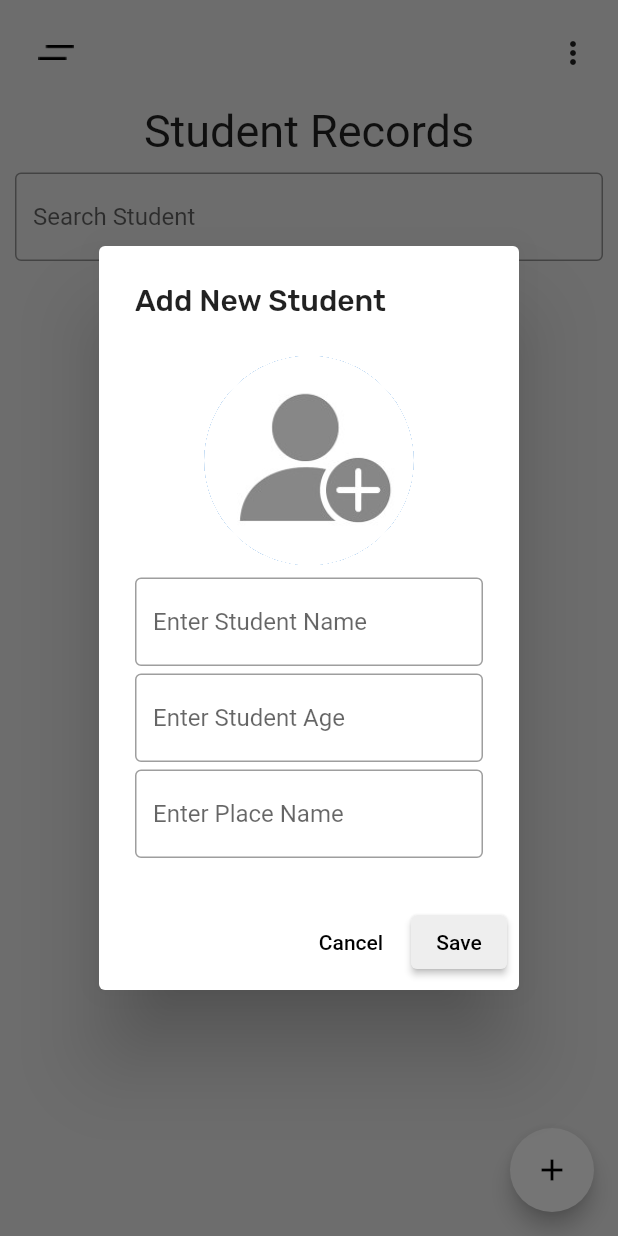
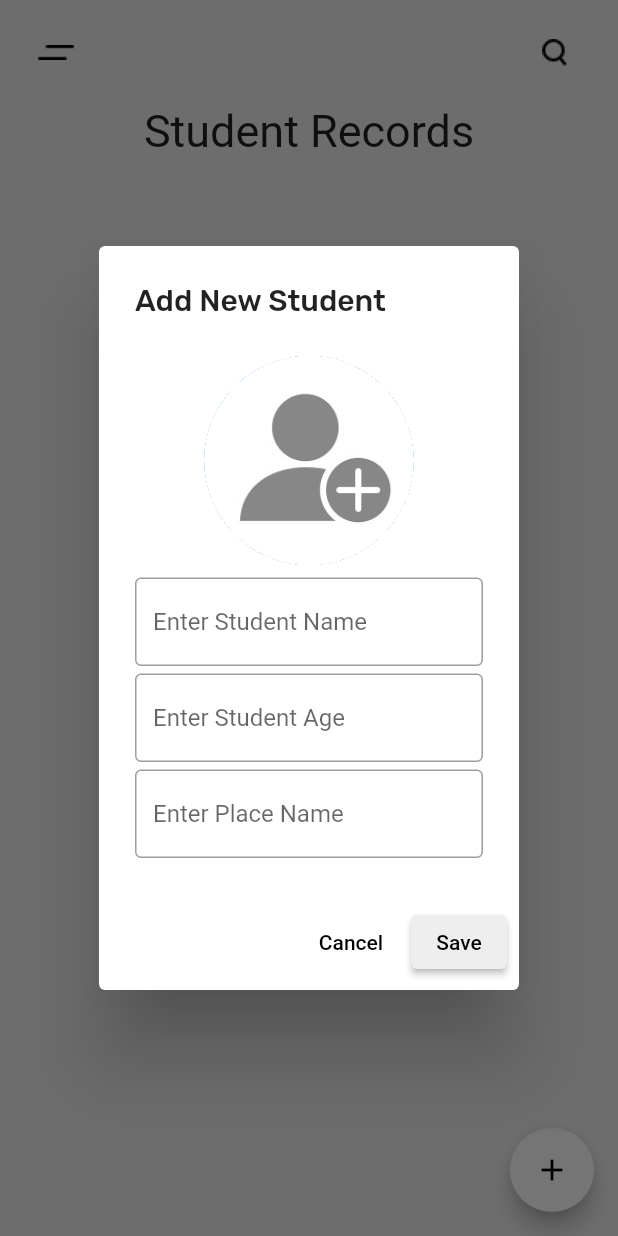
Before and after one commit to fasil721/Student_Managment_App-GetX-Hive, a Flutter app: the screen it shows after launch, after a tap on the "add" icon, on a phone screen of 412 x 824 dp. Run offline on Flutter 3.47's test engine with Material 2 defaults, Android fonts, the phone set to English and light mode, and no system bars; our stand-ins replace get, google_fonts, hive, hive_flutter, image_picker; accounts and stored records are empty; Roboto replaces fonts that are missing (Recursive).

Commit message:
getx added in student editing

```diff
--- a/lib/controllers.dart/student_controller.dart
+++ b/lib/controller/student_controller.dart
@@ -1,7 +1,5 @@
 import 'dart:convert';
-import 'dart:io';
 import 'dart:typed_data';
-
 import 'package:get/get.dart';
 import 'package:hive_flutter/adapters.dart';
 import 'package:image_picker/image_picker.dart';
@@ -10,13 +8,10 @@ import 'package:student_records/database/record_adapter.dart';
 
 class StudentController extends GetxController {
   Box<Record> box = Boxes.getInstance();
-  Record? student;
-  File? image;
   Uint8List? imageBytes;
-  dynamic path;
   String searchText = "";
 
-  addStudent(title, age, place, pic) {
+  addStudent(String title, int age, String place, pic) {
     box.add(
       Record(title, age, place, pic),
     );
@@ -33,15 +28,12 @@ class StudentController extends GetxController {
     update();
   }
 
-  dynamic pickImage(ImageSource source,pic) async {
-
+  dynamic pickImage(ImageSource source) async {
+    dynamic pic;
     final image = await ImagePicker().pickImage(source: source);
     if (image != null) {
       imageBytes = await image.readAsBytes();
       pic = base64Encode(imageBytes!);
-    }
-    if (image != null) {
-      path = image.path;
     }
     update();
     return pic;
--- a/lib/database/box_instance.dart
+++ b/lib/database/box_instance.dart
@@ -5,7 +5,6 @@ class Boxes {
   static Box<Record>? _box;
 
   static Box<Record> getInstance() {
-    _box ??= Hive.box('records');
-    return _box!;
+    return _box ??= Hive.box('records');
   }
 }
--- a/lib/database/record_adapter.dart
+++ b/lib/database/record_adapter.dart
@@ -5,11 +5,11 @@ part 'record_adapter.g.dart';
 @HiveType(typeId: 1)
 class Record extends HiveObject {
   @HiveField(0)
-  dynamic title;
+  String? title;
   @HiveField(1)
-  dynamic age;
+  int? age;
   @HiveField(2)
-  dynamic place;
+  String? place;
   @HiveField(3)
   dynamic pic;
 
--- a/lib/main.dart
+++ b/lib/main.dart
@@ -1,6 +1,6 @@
 import 'package:flutter/material.dart';
 import 'package:get/get.dart';
-import 'package:student_records/controllers.dart/student_controller.dart';
+import 'package:student_records/controller/student_controller.dart';
 import 'package:student_records/pages/home_page.dart';
 import 'package:hive_flutter/hive_flutter.dart';
 import 'package:student_records/database/record_adapter.dart';
--- a/lib/pages/home_page.dart
+++ b/lib/pages/home_page.dart
@@ -3,16 +3,18 @@ import 'dart:typed_data';
 import 'package:get/get.dart';
 import 'package:flutter/material.dart';
 import 'package:google_fonts/google_fonts.dart';
+import 'package:student_records/controller/student_controller.dart';
+import 'package:student_records/database/record_adapter.dart';
+import 'package:student_records/pages/search_page.dart';
 import 'package:student_records/widgets/add_record.dart';
 import 'package:student_records/pages/student_detials.dart';
-import 'package:student_records/database/record_adapter.dart';
-import 'package:student_records/controllers.dart/student_controller.dart';
 
-// ignore: use_key_in_widget_constructors, must_be_immutable
 class HomePage extends StatelessWidget {
   final formkey = GlobalKey<FormState>();
   final studentController = Get.find<StudentController>();
-  dynamic title, age, place, pic;
+  String? title, place;
+  dynamic pic;
+  int? age;
   Uint8List? imageBytes;
   @override
   Widget build(BuildContext context) {
@@ -27,28 +29,6 @@ class HomePage extends StatelessWidget {
           context: context,
           builder: (context) => Addrecord(),
         ),
-        // onPressed: () => Get.defaultDialog(
-        //   title: "Add New Student",
-        //   content: Form(
-        //     key: formkey,
-        //     child: Column(
-        //       children: <Widget>[
-        //         const SizedBox(height: 5),
-        //         profileImage(pic),
-        //         const SizedBox(height: 8),
-        //         buildName(),
-        //         const SizedBox(height: 5),
-        //         buildAge(),
-        //         const SizedBox(height: 5),
-        //         buildPlace(),
-        //       ],
-        //     ),
-        //   ),
-        //   actions: <Widget>[
-        //     cancelButton(),
-        //     submitButton(),
-        //   ],
-        // ),
       ),
       backgroundColor: Colors.grey[200],
       drawer: Drawer(
@@ -65,9 +45,11 @@ class HomePage extends StatelessWidget {
         actions: [
           Container(
             padding: const EdgeInsets.only(right: 8),
-            child: const Icon(
-              Icons.more_vert_sharp,
-              color: Colors.black87,
+            child: IconButton(
+              icon: Image.asset("assets/images/search.png"),
+              onPressed: () {
+                Get.to(() => SearchPage());
+              },
             ),
           ),
           const SizedBox(
@@ -78,6 +60,7 @@ class HomePage extends StatelessWidget {
       body: Column(
         children: [
           Container(
+            margin: const EdgeInsets.only(bottom: 10),
             color: Colors.grey[200],
             alignment: Alignment.center,
             child: Text(
@@ -89,38 +72,13 @@ class HomePage extends StatelessWidget {
               ),
             ),
           ),
-          Container(
-            padding: const EdgeInsets.symmetric(
-              horizontal: 10,
-              vertical: 10,
-            ),
-            child: TextFormField(
-              decoration: const InputDecoration(
-                border: OutlineInputBorder(),
-                hintText: "Search Student",
-                fillColor: Colors.grey,
-              ),
-              onChanged: (value) {
-                studentController.textSearch(value);
-              },
-            ),
-          ),
           Expanded(
             child: GetBuilder<StudentController>(
               builder: (_) {
-                List<Record> results = studentController.searchText.isEmpty
-                    ? studentController.box.values.toList()
-                    : studentController.box.values
-                        .where(
-                          (c) => c.title.toLowerCase().contains(
-                              studentController.searchText.toLowerCase()),
-                        )
-                        .toList();
-
-                return results.isEmpty
+                return studentController.box.values.isEmpty
                     ? const Center(
                         child: Text(
-                          'No results found !',
+                          'No Students records',
                           style: TextStyle(fontSize: 15),
                         ),
                       )
@@ -128,10 +86,11 @@ class HomePage extends StatelessWidget {
                         scrollDirection: Axis.vertical,
                         physics: const ScrollPhysics(),
                         shrinkWrap: true,
-                        itemCount: results.length,
+                        itemCount: studentController.box.values.length,
                         itemBuilder: (context, index) {
-                          if (results[index].pic != null) {
-                            imageBytes = base64Decode(results[index].pic);
+                          Record? record = studentController.box.getAt(index);
+                          if (record!.pic != null) {
+                            imageBytes = base64Decode(record.pic!);
                           }
                           return Container(
                             padding: const EdgeInsets.symmetric(horizontal: 10),
@@ -150,7 +109,7 @@ class HomePage extends StatelessWidget {
                                 decoration: const BoxDecoration(
                                   shape: BoxShape.circle,
                                 ),
-                                child: results[index].pic == null
+                                child: record.pic == null
                                     ? const CircleAvatar(
                                         backgroundImage: AssetImage(
                                           "assets/images/av1.png",
@@ -168,12 +127,12 @@ class HomePage extends StatelessWidget {
                               onTap: () {
                                 Get.to(
                                   () => StudentDetails(
-                                    student: results[index],
+                                    student: record,
                                   ),
                                 );
                               },
                               title: Text(
-                                results[index].title,
+                                record.title!,
                                 style: GoogleFonts.montserrat(
                                   fontSize: 15,
                                   fontWeight: FontWeight.w500,
@@ -193,117 +152,4 @@ class HomePage extends StatelessWidget {
       ),
     );
   }
-
-  // Widget profileImage(dynamic pic) {
-  //   if (pic != null) {
-  //     imageBytes = base64Decode(pic);
-  //   }
-  //   return GestureDetector(
-  //     child: Container(
-  //       clipBehavior: Clip.hardEdge,
-  //       decoration: const BoxDecoration(
-  //         shape: BoxShape.circle,
-  //       ),
-  //       child: pic == null
-  //           ? const CircleAvatar(
-  //               backgroundImage: AssetImage(
-  //                 "assets/images/av2.jpg",
-  //               ),
-  //               radius: 70,
-  //             )
-  //           : Image.memory(
-  //               imageBytes!,
-  //               height: 130,
-  //               width: 130,
-  //               fit: BoxFit.cover,
-  //             ),
-  //     ),
-  //     onTap: () => pickImage(ImageSource.gallery),
-  //   );
-  // }
-
-  // File? image;
-
-  // dynamic path;
-
-  // pickImage(ImageSource source) async {
-  //   final image = await ImagePicker().pickImage(source: source);
-  //   if (image != null) {
-  //     Uint8List imageBytes = await image.readAsBytes();
-  //     pic = base64Encode(imageBytes);
-  //   }
-
-  //   if (image != null) {
-  //     path = image.path;
-  //   }
-  // }
-
-  // Widget buildName() => TextFormField(
-  //       decoration: const InputDecoration(
-  //         border: OutlineInputBorder(),
-  //         hintText: 'Enter Student Name',
-  //       ),
-  //       validator: (value) {
-  //         if (value == "") {
-  //           return "Student Name required";
-  //         }
-  //       },
-  //       onChanged: (value) {
-  //         title = value;
-  //       },
-  //     );
-
-  // Widget buildPlace() => TextFormField(
-  //       decoration: const InputDecoration(
-  //         border: OutlineInputBorder(),
-  //         hintText: 'Enter Place Name',
-  //       ),
-  //       validator: (value) {
-  //         if (value == "") {
-  //           return "Place Name required";
-  //         }
-  //       },
-  //       onChanged: (value) {
-  //         place = value;
-  //       },
-  //     );
-
-  // Widget buildAge() => TextFormField(
-  //       decoration: const InputDecoration(
-  //         border: OutlineInputBorder(),
-  //         hintText: 'Enter Student Age',
-  //       ),
-  //       validator: (value) {
-  //         if (value == "") {
-  //           return "Student Age required";
-  //         }
-  //       },
-  //       onChanged: (value) {
-  //         age = value;
-  //       },
-  //     );
-
-  // Widget cancelButton() => TextButton(
-  //       child: const Text(
-  //         'Cancel',
-  //         style: TextStyle(color: Colors.black),
-  //       ),
-  //       onPressed: () => Get.back(),
-  //     );
-
-  // Widget submitButton() => ElevatedButton(
-  //       style: ElevatedButton.styleFrom(
-  //         primary: Colors.grey[200],
-  //       ),
-  //       onPressed: () {
-  //         if (formkey.currentState!.validate()) {
-  //           studentController.addStudent(title, age, place, pic);
-  //           Get.back();
-  //         }
-  //       },
-  //       child: const Text(
-  //         'Save',
-  //         style: TextStyle(color: Colors.black),
-  //       ),
-  //     );
 }
--- a/lib/pages/student_detials.dart
+++ b/lib/pages/student_detials.dart
@@ -4,7 +4,7 @@ import 'package:flutter/material.dart';
 import 'package:get/get.dart';
 import 'package:google_fonts/google_fonts.dart';
 import 'package:hive/hive.dart';
-import 'package:student_records/controllers.dart/student_controller.dart';
+import 'package:student_records/controller/student_controller.dart';
 import 'package:student_records/database/box_instance.dart';
 import 'package:student_records/database/record_adapter.dart';
 import 'package:student_records/widgets/update_record.dart';
@@ -68,7 +68,7 @@ class StudentDetails extends StatelessWidget {
             children: [
               showProfile(student.pic),
               details(student.title, "Name :  "),
-              details(student.age, "Age :  "),
+              details(student.age.toString(), "Age :  "),
               details(student.place, "Place :  ")
             ],
           );
--- a/lib/widgets/add_record.dart
+++ b/lib/widgets/add_record.dart
@@ -2,14 +2,16 @@ import 'package:flutter/material.dart';
 import 'package:get/get.dart';
 import 'package:google_fonts/google_fonts.dart';
 import 'package:hive/hive.dart';
-import 'package:student_records/controllers.dart/student_controller.dart';
+import 'package:student_records/controller/student_controller.dart';
 import 'package:student_records/database/box_instance.dart';
 import 'package:image_picker/image_picker.dart';
 
 // ignore: must_be_immutable
 class Addrecord extends StatelessWidget {
   Addrecord({Key? key}) : super(key: key);
-  dynamic title, age, place, pic;
+  String? title, place;
+  dynamic pic;
+  int? age;
   Box box = Boxes.getInstance();
   final formkey = GlobalKey<FormState>();
   final studentController = Get.find<StudentController>();
@@ -72,7 +74,7 @@ class Addrecord extends StatelessWidget {
                   ),
           ),
           onTap: () async {
-            pic = await studentController.pickImage(ImageSource.gallery, pic);
+            pic = await studentController.pickImage(ImageSource.gallery);
           },
         ),
       );
@@ -108,6 +110,7 @@ class Addrecord extends StatelessWidget {
       );
 
   Widget buildAge() => TextFormField(
+        keyboardType: TextInputType.phone,
         decoration: const InputDecoration(
           border: OutlineInputBorder(),
           hintText: 'Enter Student Age',
@@ -118,7 +121,7 @@ class Addrecord extends StatelessWidget {
           }
         },
         onChanged: (value) {
-          age = value;
+          age = int.parse(value);
         },
       );
 
@@ -136,8 +139,7 @@ class Addrecord extends StatelessWidget {
         ),
         onPressed: () {
           if (formkey.currentState!.validate()) {
-            print(pic);
-            studentController.addStudent(title, age, place, pic);
+            studentController.addStudent(title!, age!, place!, pic);
             studentController.imageBytes = null;
             Get.back();
           }
```
Also changed, not shown: lib/pages/search_page.dart (added, +160 -0 lines), lib/widgets/update_record.dart (+8 -3 lines), lib/database/record_adapter.g.dart, 1 other file.
